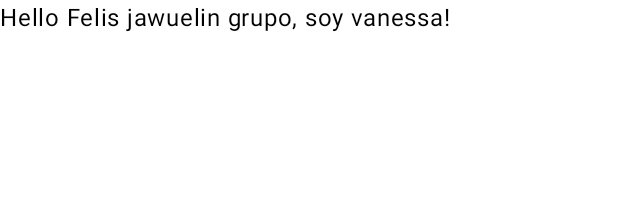
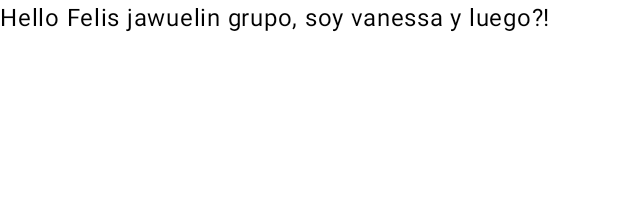
Before and after one commit to Will010906/ProyectoColaborativo, an Android app built with Jetpack Compose: the @Preview function GreetingPreview, on a phone screen of 412 x 824 dp. Shown: the top 198 px of the screen. Run offline under Robolectric (Android 15) with nearby library versions, the phone set to English and light mode, and no system bars.

Commit message:
modificacion de mensaje Amdi

```diff
--- a/app/src/main/java/com/example/proyectocolaborativo/MainActivity.kt
+++ b/app/src/main/java/com/example/proyectocolaborativo/MainActivity.kt
@@ -42,6 +42,6 @@ fun Greeting(name: String, modifier: Modifier = Modifier) {
 @Composable
 fun GreetingPreview() {
     ProyectoColaborativoTheme {
-        Greeting("Felis jawuelin grupo, soy vanessa")
+        Greeting("Felis jawuelin grupo, soy vanessa y luego?")
     }
 }
```
